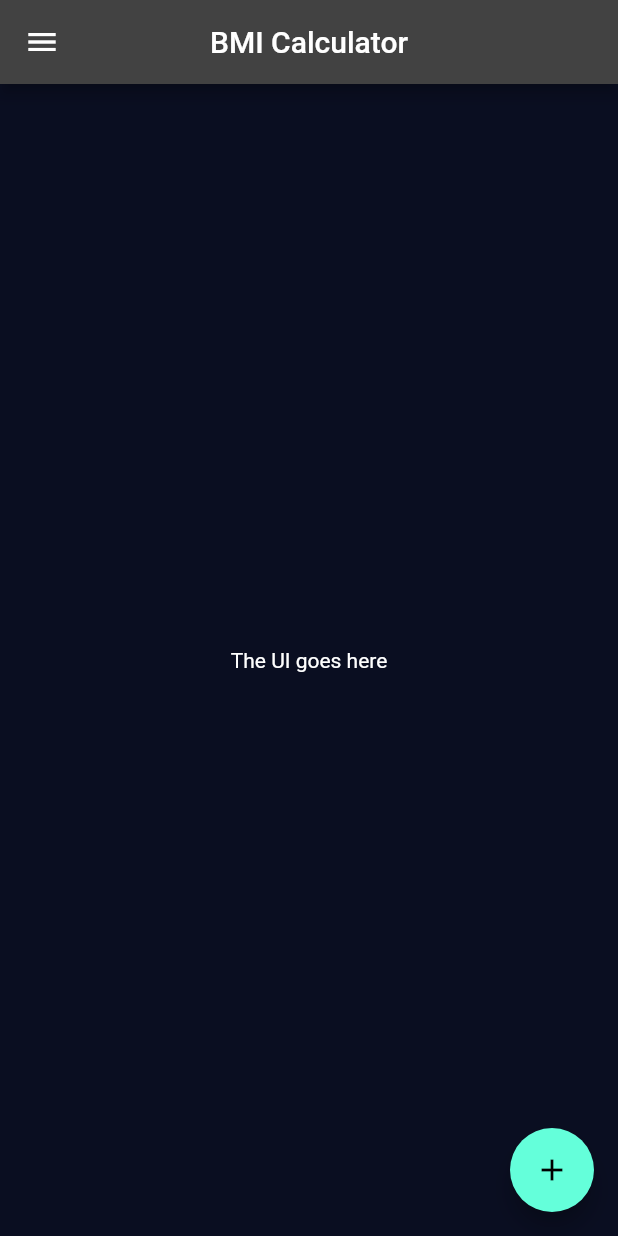
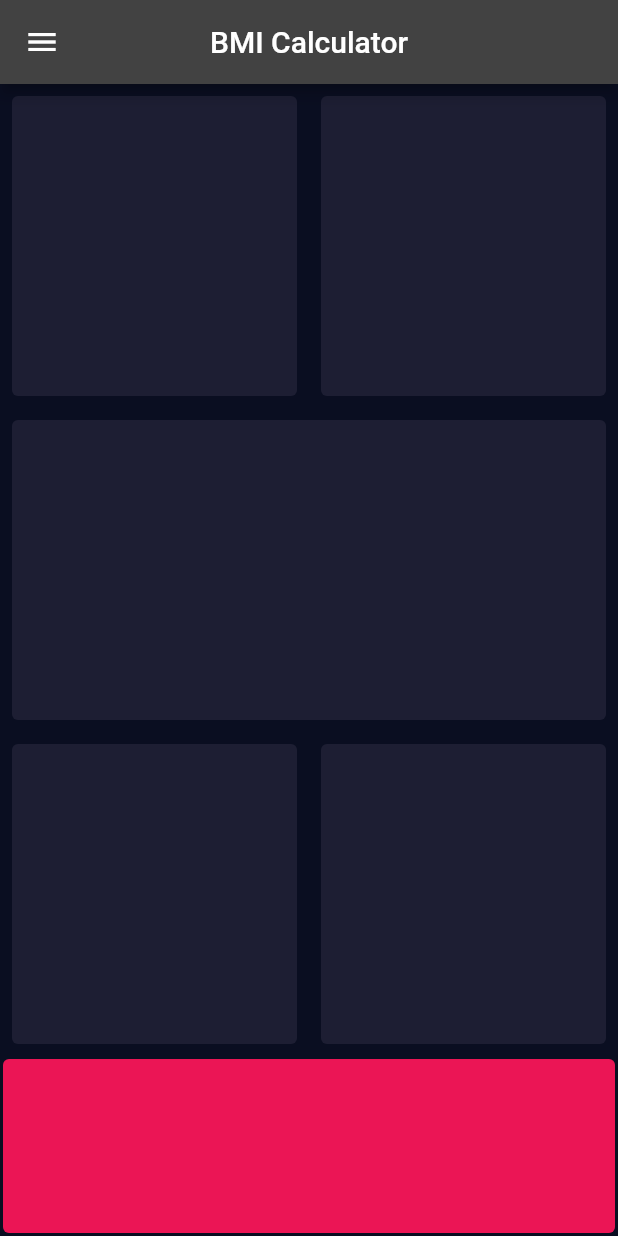
Before and after one commit to mrshanas/learning-flutter, a Flutter app: the screen it shows after launch, on a phone screen of 412 x 824 dp. Run offline on Flutter 3.47's test engine with Material 2 defaults, Android fonts, the phone set to English and light mode, and no system bars.

Commit message:
Update input_page.dart

```diff
--- a/bmi_calculator/lib/screens/input_page.dart
+++ b/bmi_calculator/lib/screens/input_page.dart
@@ -1,4 +1,7 @@
 import 'package:flutter/material.dart';
+
+Color cardColor = Color(0xFF1D1E33);
+Color bottomCardColor = Color(0xFFEB1555);
 
 class InputPage extends StatefulWidget {
   const InputPage({Key? key}) : super(key: key);
@@ -13,22 +16,91 @@ class _InputPageState extends State<InputPage> {
     return Scaffold(
       appBar: AppBar(
         centerTitle: true,
-        leading: Icon(
+        leading: const Icon(
           Icons.menu,
         ),
         title: const Text(
           'BMI Calculator',
         ),
       ),
-      body: const Center(
-        child: Text('The UI goes here'),
-      ),
-      floatingActionButton: const FloatingActionButton(
-        onPressed: null,
-        child: Icon(
-          Icons.add,
-        ),
+      body: Column(
+        children: [
+          Row(
+            children: [
+              Expanded(
+                child: ReusableCard(
+                  colour: cardColor,
+                ),
+              ),
+              Expanded(
+                child: ReusableCard(
+                  colour: cardColor,
+                ),
+              ),
+            ],
+          ),
+          Row(
+            children: [
+              Expanded(
+                child: ReusableCard(
+                  colour: cardColor,
+                ),
+              ),
+            ],
+          ),
+          Row(
+            children: [
+              Expanded(
+                child: ReusableCard(
+                  colour: cardColor,
+                ),
+              ),
+              Expanded(
+                child: ReusableCard(
+                  colour: cardColor,
+                ),
+              ),
+            ],
+          ),
+          Expanded(
+              child: ReusableCard(
+            cardMargin: EdgeInsets.all(2.0),
+            colour: bottomCardColor,
+            height: 80.0,
+          ))
+        ],
       ),
     );
   }
 }
+
+class ReusableCard extends StatefulWidget {
+  ReusableCard(
+      {Key? key,
+      required this.colour,
+      this.height = 200.0,
+      this.cardMargin = const EdgeInsets.all(8.0)})
+      : super(key: key);
+
+  final Color colour;
+  double height;
+  EdgeInsets cardMargin;
+
+  @override
+  State<ReusableCard> createState() => _ReusableCardState();
+}
+
+class _ReusableCardState extends State<ReusableCard> {
+  @override
+  Widget build(BuildContext context) {
+    return Container(
+      width: double.infinity,
+      height: widget.height,
+      margin: widget.cardMargin,
+      decoration: BoxDecoration(
+        borderRadius: BorderRadius.circular(4.0),
+        color: widget.colour,
+      ),
+    );
+  }
+}
```
